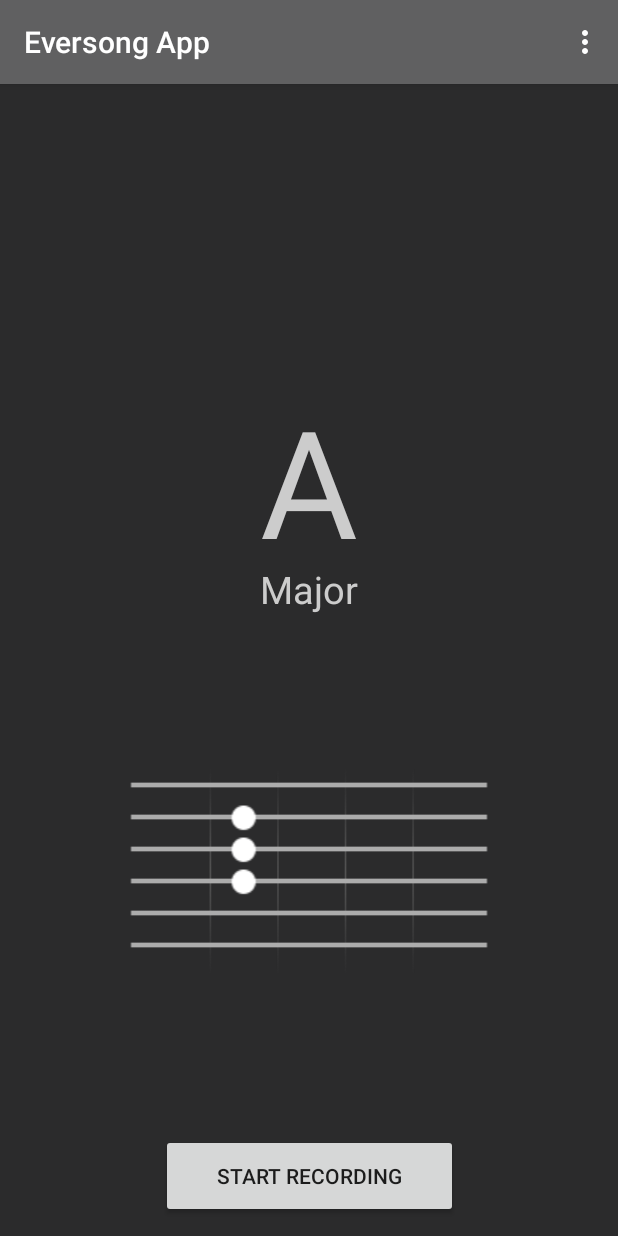
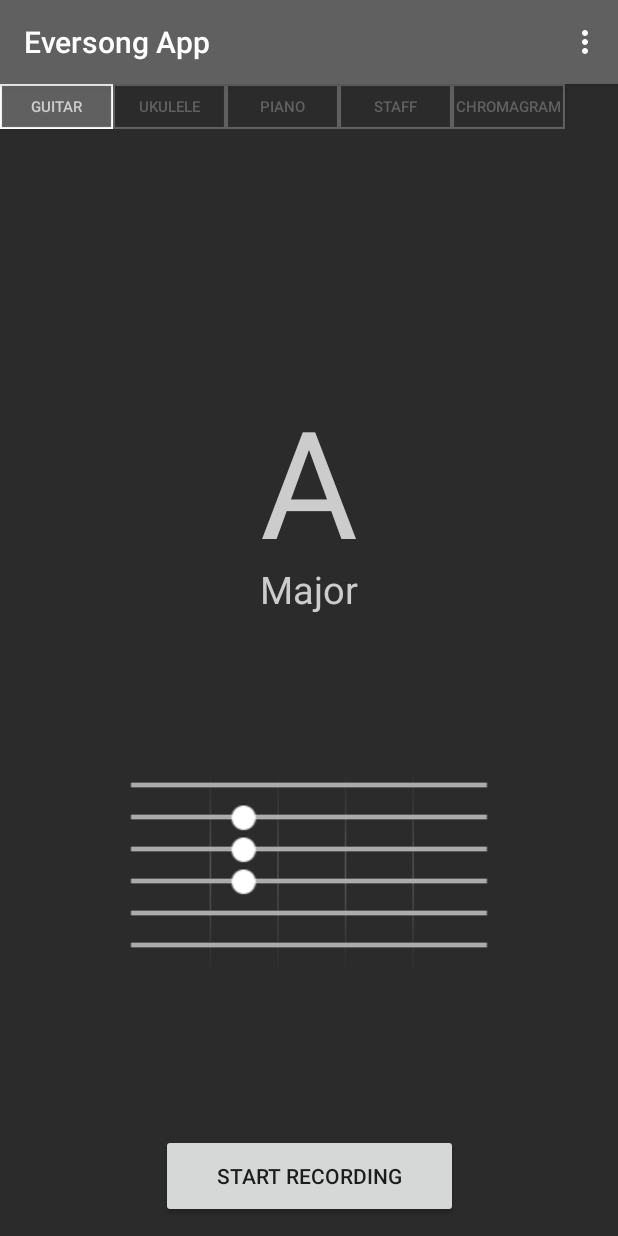
Before and after one commit to Minichain/EversongApp, an Android app: the screen it shows after launch (EversongActivity), on a phone screen of 412 x 824 dp. Run offline under Robolectric (Android 15) with nearby library versions, the phone set to English and light mode, and no system bars; 4 statements that could not run were skipped.

Commit message:
"Chart menu" implemented. Now ChordChart (Guitar, Ukulele, Chromagram...) layouts are not accessed from the top right menu.

```diff
--- a/app/src/main/java/com/upf/minichain/eversongapp/EversongActivity.java
+++ b/app/src/main/java/com/upf/minichain/eversongapp/EversongActivity.java
@@ -65,6 +65,7 @@ public class EversongActivity extends AppCompatActivity {
     TextView algorithmPerformanceText;
 
     int mColor01;
+    int mColor02;
     int mColor03;
 
     @Override
@@ -72,6 +73,11 @@ public class EversongActivity extends AppCompatActivity {
         super.onCreate(savedInstanceState);
         setContentView(R.layout.activity_main);
         checkCaptureAudioPermission();
+
+        LinearLayout placeHolder;
+        placeHolder = this.findViewById(R.id.chart_menu_layout);
+        getLayoutInflater().inflate(R.layout.chart_menu, placeHolder);
+
         initMainActivity();
     }
 
@@ -115,7 +121,6 @@ public class EversongActivity extends AppCompatActivity {
 
         Intent serviceIntent = new Intent(getApplicationContext(), EversongService.class);
         getApplicationContext().startService(serviceIntent);
-
         registerEversongActivityBroadcastReceiver();
 
         musicBeingPlayed = false;
@@ -137,11 +142,13 @@ public class EversongActivity extends AppCompatActivity {
         recordingButton = this.findViewById(R.id.recording_button);
         recordingButton.setText(R.string.start_record_button);
 
-        mColor01  = ResourcesCompat.getColor(getResources(), R.color.mColor01, null);
-        mColor03  = ResourcesCompat.getColor(getResources(), R.color.mColor03, null);
+        mColor01 = ResourcesCompat.getColor(getResources(), R.color.mColor01, null);
+        mColor02 = ResourcesCompat.getColor(getResources(), R.color.colorPrimary, null);
+        mColor03 = ResourcesCompat.getColor(getResources(), R.color.mColor03, null);
 
         setDebugModeViews();
         setChordChart();
+        setChartMenu();
 
         mostProbableChordNoteText = this.findViewById(R.id.most_probable_chord_note);
         mostProbableChordTypeText = this.findViewById(R.id.most_probable_chord_type);
@@ -310,22 +317,6 @@ public class EversongActivity extends AppCompatActivity {
     public boolean onOptionsItemSelected(MenuItem item) {
         int id = item.getItemId();
         switch (id){
-            case R.id.open_guitar_tab:
-                Parameters.getInstance().setTabSelected(TabSelected.GUITAR_TAB);
-                setChordChart();
-                return true;
-            case R.id.open_ukulele_tab:
-                Parameters.getInstance().setTabSelected(TabSelected.UKULELE_TAB);
-                setChordChart();
-                return true;
-            case R.id.open_staff_tab:
-                Parameters.getInstance().setTabSelected(TabSelected.STAFF_TAB);
-                setChordChart();
-                return true;
-            case R.id.open_chromagram:
-                Parameters.getInstance().setTabSelected(TabSelected.CHROMAGRAM);
-                setChordChart();
-                return true;
             case R.id.open_settings_menu_option:
                 sendBroadcastToService(BroadcastMessage.PAUSE_ACTIVITY);
                 keepProcessingFrame = false;
@@ -427,6 +418,11 @@ public class EversongActivity extends AppCompatActivity {
                 placeHolder = this.findViewById(R.id.ukulele_chord_chart_layout);
                 getLayoutInflater().inflate(R.layout.ukulele_chord_chart, placeHolder);
                 break;
+            case PIANO_TAB:
+                GuitarChordChart.hideChordChart(this);
+                UkuleleChordChart.hideChordChart(this);
+                StaffChordChart.hideChordChart(this);
+                break;
             case STAFF_TAB:
                 GuitarChordChart.hideChordChart(this);
                 UkuleleChordChart.hideChordChart(this);
@@ -441,6 +437,119 @@ public class EversongActivity extends AppCompatActivity {
         }
     }
 
+    private void setChartMenu() {
+        Button button = this.findViewById(R.id.guitar_chart_button);
+        button.setOnClickListener(new View.OnClickListener() {
+            @Override
+            public void onClick(View v) {
+                if (Parameters.getInstance().getTabSelected() != TabSelected.GUITAR_TAB) {
+                    Parameters.getInstance().setTabSelected(TabSelected.GUITAR_TAB);
+                    setChordChart();
+                    updateChartMenu();
+                }
+            }
+        });
+
+        button = this.findViewById(R.id.ukulele_chart_button);
+        button.setOnClickListener(new View.OnClickListener() {
+            @Override
+            public void onClick(View v) {
+                if (Parameters.getInstance().getTabSelected() != TabSelected.UKULELE_TAB) {
+                    Parameters.getInstance().setTabSelected(TabSelected.UKULELE_TAB);
+                    setChordChart();
+                    updateChartMenu();
+                }
+            }
+        });
+
+        button = this.findViewById(R.id.piano_chart_button);
+        button.setOnClickListener(new View.OnClickListener() {
+            @Override
+            public void onClick(View v) {
+                if (Parameters.getInstance().getTabSelected() != TabSelected.PIANO_TAB) {
+                    Parameters.getInstance().setTabSelected(TabSelected.PIANO_TAB);
+                    setChordChart();
+                    updateChartMenu();
+                }
+            }
+        });
+
+        button = this.findViewById(R.id.staff_chart_button);
+        button.setOnClickListener(new View.OnClickListener() {
+            @Override
+            public void onClick(View v) {
+                if (Parameters.getInstance().getTabSelected() != TabSelected.STAFF_TAB) {
+                    Parameters.getInstance().setTabSelected(TabSelected.STAFF_TAB);
+                    setChordChart();
+                    updateChartMenu();
+                }
+            }
+        });
+
+        button = this.findViewById(R.id.chromagram_chart_button);
+        button.setOnClickListener(new View.OnClickListener() {
+            @Override
+            public void onClick(View v) {
+                if (Parameters.getInstance().getTabSelected() != TabSelected.CHROMAGRAM) {
+                    Parameters.getInstance().setTabSelected(TabSelected.CHROMAGRAM);
+                    setChordChart();
+                    updateChartMenu();
+                }
+            }
+        });
+
+        updateChartMenu();
+    }
+
+    private void updateChartMenu() {
+        Button button;
+
+        button = this.findViewById(R.id.guitar_chart_button);
+        if (Parameters.getInstance().getTabSelected() == TabSelected.GUITAR_TAB) {
+            button.setBackgroundResource(R.drawable.chart_menu_button_selected);
+            button.setTextColor(mColor01);
+        } else {
+            button.setBackgroundResource(R.drawable.chart_menu_button_not_selected);
+            button.setTextColor(mColor02);
+        }
+
+        button = this.findViewById(R.id.ukulele_chart_button);
+        if (Parameters.getInstance().getTabSelected() == TabSelected.UKULELE_TAB) {
+            button.setBackgroundResource(R.drawable.chart_menu_button_selected);
+            button.setTextColor(mColor01);
+        } else {
+            button.setBackgroundResource(R.drawable.chart_menu_button_not_selected);
+            button.setTextColor(mColor02);
+        }
+
+        button = this.findViewById(R.id.piano_chart_button);
+        if (Parameters.getInstance().getTabSelected() == TabSelected.PIANO_TAB) {
+            button.setBackgroundResource(R.drawable.chart_menu_button_selected);
+            button.setTextColor(mColor01);
+        } else {
+            button.setBackgroundResource(R.drawable.chart_menu_button_not_selected);
+            button.setTextColor(mColor02);
+        }
+
+        button = this.findViewById(R.id.staff_chart_button);
+        if (Parameters.getInstance().getTabSelected() == TabSelected.STAFF_TAB) {
+            button.setBackgroundResource(R.drawable.chart_menu_button_selected);
+            button.setTextColor(mColor01);
+        } else {
+            button.setBackgroundResource(R.drawable.chart_menu_button_not_selected);
+            button.setTextColor(mColor02);
+        }
+
+        button = this.findViewById(R.id.chromagram_chart_button);
+        if (Parameters.getInstance().getTabSelected() == TabSelected.CHROMAGRAM) {
+            button.setBackgroundResource(R.drawable.chart_menu_button_selected);
+            button.setTextColor(mColor01);
+        } else {
+            button.setBackgroundResource(R.drawable.chart_menu_button_not_selected);
+            button.setTextColor(mColor02);
+        }
+    }
+
     public void closeApp() {
         Intent serviceIntent = new Intent(getApplicationContext(), EversongService.class);
         getApplicationContext().stopService(serviceIntent);
--- a/app/src/main/res/layout/activity_main.xml
+++ b/app/src/main/res/layout/activity_main.xml
@@ -10,6 +10,12 @@
         android:id="@+id/canvas_view"
         android:layout_width="match_parent"
         android:layout_height="match_parent" />
+
+    <LinearLayout
+        android:id="@+id/chart_menu_layout"
+        android:layout_width="match_parent"
+        android:layout_height="wrap_content"
+        android:orientation="vertical" />
 
     <Button
         android:id="@+id/recording_button"
--- /dev/null
+++ b/app/src/main/res/layout/chart_menu.xml
@@ -0,0 +1,62 @@
+<?xml version="1.0" encoding="utf-8"?>
+<android.support.constraint.ConstraintLayout xmlns:android="http://schemas.android.com/apk/res/android"
+    android:layout_width="match_parent"
+    android:layout_height="match_parent"
+    xmlns:app="http://schemas.android.com/apk/res-auto">
+
+    <android.support.constraint.ConstraintLayout
+        android:id="@+id/chart_menu_layout"
+        android:layout_width="match_parent"
+        android:layout_height="match_parent" >
+        <Button
+            android:id="@+id/guitar_chart_button"
+            android:layout_width="75dp"
+            android:layout_height="30sp"
+            android:background="@drawable/chart_menu_button_not_selected"
+            android:textSize="10sp"
+            android:textColor="@color/colorPrimary"
+            android:visibility="visible"
+            android:text="@string/guitar_tab" />
+        <Button
+            android:id="@+id/ukulele_chart_button"
+            android:layout_width="75dp"
+            android:layout_height="30sp"
+            android:text="@string/ukulele_tab"
+            android:background="@drawable/chart_menu_button_not_selected"
+            android:textSize="10sp"
+            android:textColor="@color/colorPrimary"
+            android:visibility="visible"
+            app:layout_constraintStart_toEndOf="@+id/guitar_chart_button"/>
+        <Button
+            android:id="@+id/piano_chart_button"
+            android:layout_width="75dp"
+            android:layout_height="30sp"
+            android:text="@string/piano_tab"
+            android:background="@drawable/chart_menu_button_not_selected"
+            android:textSize="10sp"
+            android:textColor="@color/colorPrimary"
+            android:visibility="visible"
+            app:layout_constraintStart_toEndOf="@+id/ukulele_chart_button"/>
+        <Button
+            android:id="@+id/staff_chart_button"
+            android:layout_width="75dp"
+            android:layout_height="30sp"
+            android:text="@string/staff_tab"
+            android:background="@drawable/chart_menu_button_not_selected"
+            android:textSize="10sp"
+            android:textColor="@color/colorPrimary"
+            android:visibility="visible"
+            app:layout_constraintStart_toEndOf="@+id/piano_chart_button"/>
+        <Button
+            android:id="@+id/chromagram_chart_button"
+            android:layout_width="75dp"
+            android:layout_height="30sp"
+            android:text="@string/chromagram_tab"
+            android:background="@drawable/chart_menu_button_not_selected"
+            android:textSize="10sp"
+            android:textColor="@color/colorPrimary"
+            android:visibility="visible"
+            app:layout_constraintStart_toEndOf="@+id/staff_chart_button"/>
+    </android.support.constraint.ConstraintLayout>
+
+</android.support.constraint.ConstraintLayout>
--- a/app/src/main/res/menu/dropdown_menu.xml
+++ b/app/src/main/res/menu/dropdown_menu.xml
@@ -6,18 +6,6 @@
     android:layout_width="10dp"
     tools:context=".EversongActivity">
 
-    <item android:id="@+id/open_guitar_tab"
-        android:title="@string/guitar_tab"
-        app:showAsAction="never"/>
-    <item android:id="@+id/open_ukulele_tab"
-        android:title="@string/ukulele_tab"
-        app:showAsAction="never"/>
-    <item android:id="@+id/open_staff_tab"
-        android:title="@string/staff_tab"
-        app:showAsAction="never"/>
-    <item android:id="@+id/open_chromagram"
-        android:title="@string/chromagram_tab"
-        app:showAsAction="never"/>
     <item android:id="@+id/open_settings_menu_option"
         android:title="@string/open_settings_menu"
         app:showAsAction="never"/>
```
Also changed, not shown: app/src/main/res/drawable/chart_menu_button_not_selected.png (added), app/src/main/res/drawable/chart_menu_button_selected.png (added).
